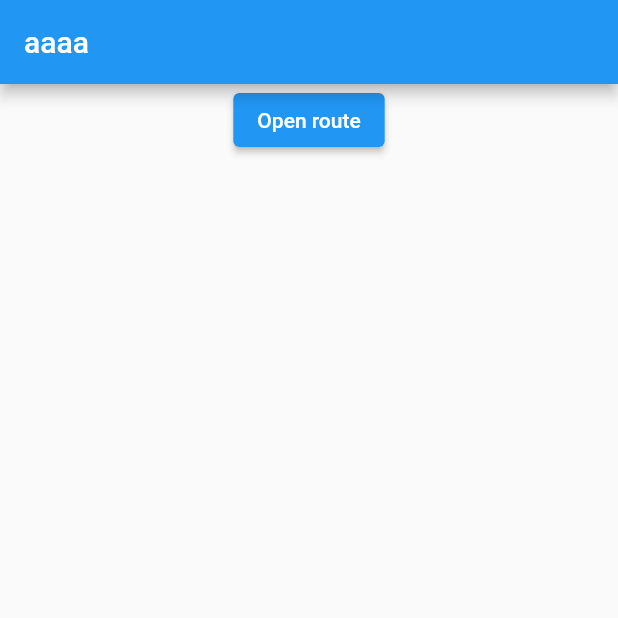
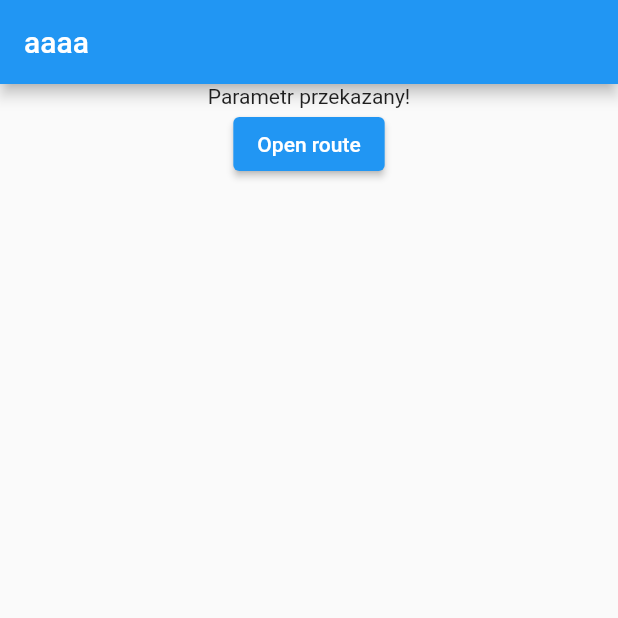
Before and after one commit to mpietrowiak/flutter-fun-test, a Flutter app: the screen it shows after launch, on a phone screen of 412 x 824 dp, the top half of it. Run offline on Flutter 3.47's test engine with Material 2 defaults, Android fonts, the phone set to English and light mode, and no system bars; our stand-ins replace cloud_firestore, firebase_core; accounts and stored records are empty; generated files the repository leaves out were written again.

Commit message:
passing of parameter to widget

```diff
--- a/lib/main.dart
+++ b/lib/main.dart
@@ -12,7 +12,7 @@ void main() async {
     title: 'Navigation Basics',
     home: FirstRoute(),
   ));
-}
+} // add a widget
 
 class FirstRoute extends StatelessWidget {
   const FirstRoute({super.key});
@@ -25,7 +25,7 @@ class FirstRoute extends StatelessWidget {
         ),
         body: Center(
             child: Column(children: [
-          UserInformation(),
+          UserInformation("Parametr przekazany!"),
           ElevatedButton(
             child: const Text('Open route'),
             onPressed: () {
--- a/lib/widget.dart
+++ b/lib/widget.dart
@@ -2,11 +2,14 @@ import 'package:cloud_firestore/cloud_firestore.dart';
 import 'package:flutter/material.dart';
 
 class UserInformation extends StatefulWidget {
+  final String title;
+  const UserInformation(this.title);
+
   @override
-  _UserInformationState createState() => _UserInformationState();
+  UserInformationState createState() => UserInformationState();
 }
 
-class _UserInformationState extends State<UserInformation> {
+class UserInformationState extends State<UserInformation> {
   final Stream<QuerySnapshot> _usersStream =
       FirebaseFirestore.instance.collection('wydatki').snapshots();
 
@@ -22,7 +25,10 @@ class _UserInformationState extends State<UserInformation> {
         if (snapshot.connectionState == ConnectionState.waiting) {
           return Text("Loading");
         }
-        return ListView(
+
+        return Column(children: [
+          Text(widget.title),
+          ListView(
             scrollDirection: Axis.vertical,
             shrinkWrap: true,
             children: snapshot.data!.docs.map((DocumentSnapshot document) {
@@ -33,7 +39,8 @@ class _UserInformationState extends State<UserInformation> {
                 subtitle: Text(data['amount'].toString()),
               );
             }).toList(),
-        );
+          )
+        ]);
       },
     );
   }
```
Also changed, not shown: 1 other file. Lines whose indentation alone changed are shown as unchanged.
